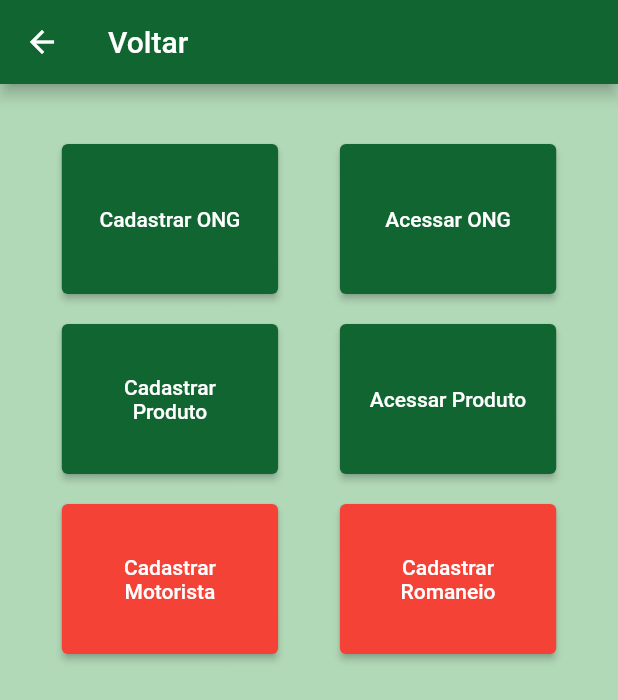
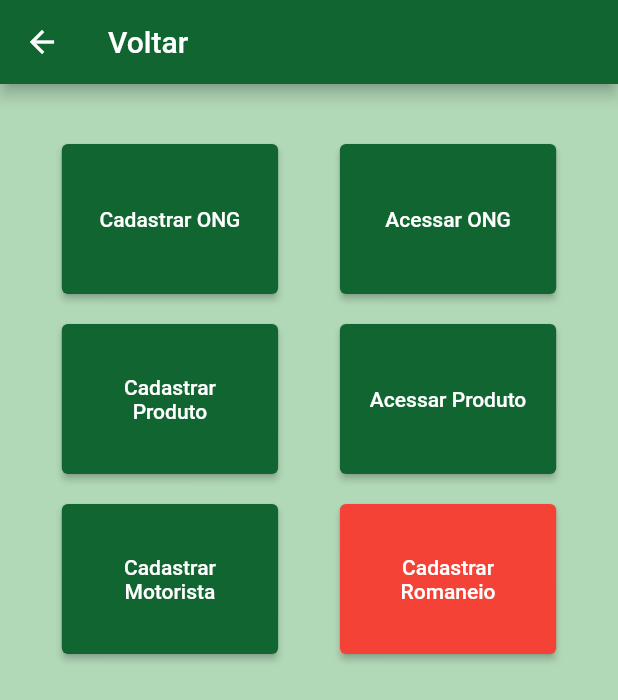
Before and after one commit to Trabalhos-de-5-Facul/Sistemas-de-Informacao, a Flutter app: the HubAdmin screen opened by its route, on a phone screen of 412 x 824 dp. Shown: the top 700 px of the screen. Run offline on Flutter 3.47's test engine with Material 2 defaults, Android fonts, the phone set to English and light mode, and no system bars.

Commit message:
Mudança de cor no botão "Cadastrar Motorista"

```diff
--- a/lib/Hub.dart
+++ b/lib/Hub.dart
@@ -91,7 +91,7 @@ class HubAdmin extends StatelessWidget {
                       textAlign: TextAlign.center,
                     ),
                     style: ElevatedButton.styleFrom(
-                      primary: Colors.red,
+                      primary: const Color.fromARGB(255, 17, 101, 48),
                     ),
                   ),
                 ),
```
